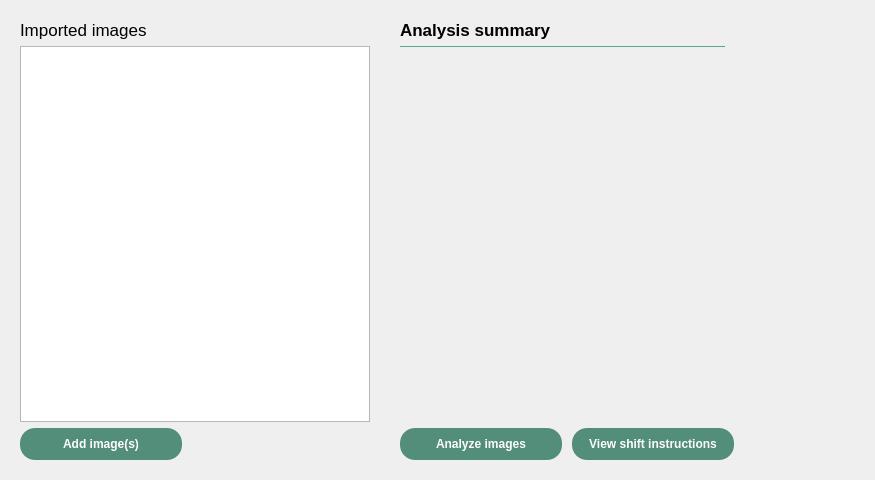
Before: the Qt Designer form ui/qt_ui/wlutzWorksheet.ui in Quantico-Bullet/PyBeam-QA, drawn with Qt 5.
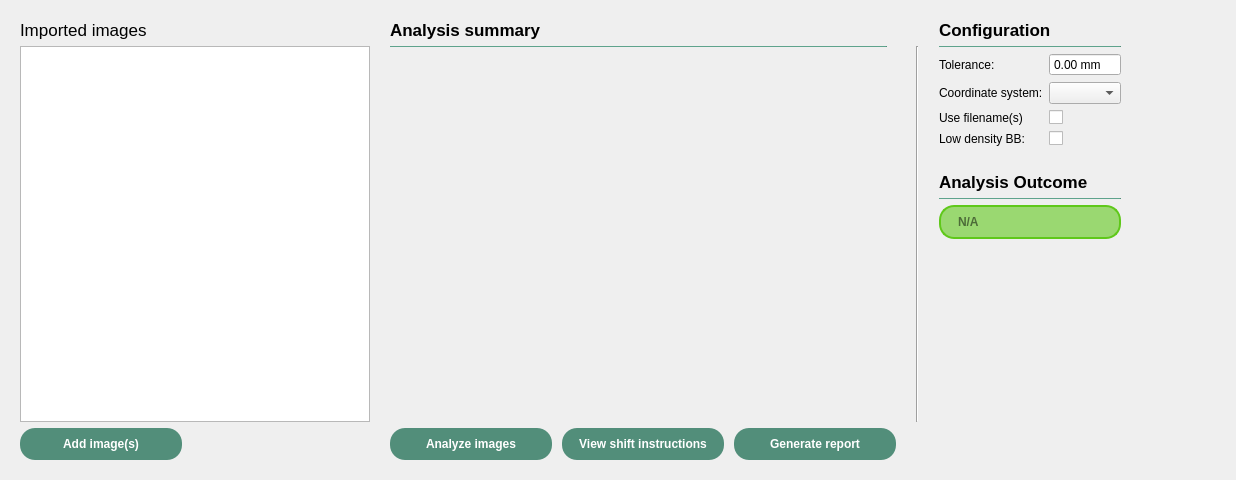
After: the same form once the commit is applied.

Commit message: Added Winston-Lutz report feature

Patch:
```diff
--- a/ui/qt_ui/wlutzWorksheet.ui
+++ b/ui/qt_ui/wlutzWorksheet.ui
@@ -6,7 +6,7 @@
    <rect>
     <x>0</x>
     <y>0</y>
-    <width>875</width>
+    <width>1236</width>
     <height>480</height>
    </rect>
   </property>
@@ -174,8 +174,288 @@
      <widget class="QWidget" name="analysisPage">
       <layout class="QGridLayout" name="gridLayout">
        <property name="horizontalSpacing">
-        <number>30</number>
+        <number>20</number>
        </property>
+       <item row="1" column="3">
+        <widget class="QFrame" name="frame_2">
+         <property name="frameShape">
+          <enum>QFrame::NoFrame</enum>
+         </property>
+         <property name="frameShadow">
+          <enum>QFrame::Raised</enum>
+         </property>
+         <layout class="QVBoxLayout" name="verticalLayout_4">
+          <property name="leftMargin">
+           <number>0</number>
+          </property>
+          <property name="topMargin">
+           <number>0</number>
+          </property>
+          <property name="rightMargin">
+           <number>0</number>
+          </property>
+          <item>
+           <widget class="Line" name="line">
+            <property name="maximumSize">
+             <size>
+              <width>16777215</width>
+              <height>1</height>
+             </size>
+            </property>
+            <property name="styleSheet">
+             <string notr="true">background-color: rgb(82, 142, 122)</string>
+            </property>
+            <property name="orientation">
+             <enum>Qt::Horizontal</enum>
+            </property>
+           </widget>
+          </item>
+          <item>
+           <layout class="QFormLayout" name="formLayout">
+            <item row="0" column="0">
+             <widget class="QLabel" name="toleranceLabel">
+              <property name="text">
+               <string>Tolerance:</string>
+              </property>
+             </widget>
+            </item>
+            <item row="0" column="1">
+             <layout class="QHBoxLayout" name="horizontalLayout_4">
+              <item>
+               <widget class="QDoubleSpinBox" name="toleranceDSB">
+                <property name="buttonSymbols">
+                 <enum>QAbstractSpinBox::NoButtons</enum>
+                </property>
+                <property name="suffix">
+                 <string> mm</string>
+                </property>
+                <property name="decimals">
+                 <number>2</number>
+                </property>
+                <property name="maximum">
+                 <double>2.500000000000000</double>
+                </property>
+               </widget>
+              </item>
+             </layout>
+            </item>
+            <item row="1" column="0">
+             <widget class="QLabel" name="label_3">
+              <property name="text">
+               <string>Coordinate system:</string>
+              </property>
+             </widget>
+            </item>
+            <item row="1" column="1">
+             <widget class="QComboBox" name="coordSysCB"/>
+            </item>
+            <item row="2" column="0">
+             <widget class="QLabel" name="useFilenameSLabel">
+              <property name="text">
+               <string>Use filename(s)</string>
+              </property>
+             </widget>
+            </item>
+            <item row="2" column="1">
+             <widget class="QCheckBox" name="useFilenameSCheckBox"/>
+            </item>
+            <item row="3" column="0">
+             <widget class="QLabel" name="lowDensityBBLabel">
+              <property name="text">
+               <string>Low density BB:</string>
+              </property>
+             </widget>
+            </item>
+            <item row="3" column="1">
+             <widget class="QCheckBox" name="lowDensityBBCheckBox"/>
+            </item>
+           </layout>
+          </item>
+          <item>
+           <spacer name="verticalSpacer_6">
+            <property name="orientation">
+             <enum>Qt::Vertical</enum>
+            </property>
+            <property name="sizeType">
+             <enum>QSizePolicy::Fixed</enum>
+            </property>
+            <property name="sizeHint" stdset="0">
+             <size>
+              <width>20</width>
+              <height>20</height>
+             </size>
+            </property>
+           </spacer>
+          </item>
+          <item>
+           <widget class="QLabel" name="label_2">
+            <property name="font">
+             <font>
+              <pointsize>13</pointsize>
+             </font>
+            </property>
+            <property name="text">
+             <string>&lt;html&gt;&lt;head/&gt;&lt;body&gt;&lt;p&gt;&lt;span style=&quot; font-weight:700;&quot;&gt;Analysis Outcome&lt;/span&gt;&lt;/p&gt;&lt;/body&gt;&lt;/html&gt;</string>
+            </property>
+           </widget>
+          </item>
+          <item>
+           <widget class="Line" name="line_3">
+            <property name="maximumSize">
+             <size>
+              <width>16777215</width>
+              <height>1</height>
+             </size>
+            </property>
+            <property name="styleSheet">
+             <string notr="true">background-color: rgb(82, 142, 122)</string>
+            </property>
+            <property name="orientation">
+             <enum>Qt::Horizontal</enum>
+            </property>
+           </widget>
+          </item>
+          <item>
+           <widget class="QLineEdit" name="outcomeLE">
+            <property name="contextMenuPolicy">
+             <enum>Qt::NoContextMenu</enum>
+            </property>
+            <property name="styleSheet">
+             <string notr="true">border-color: rgb(95, 200, 26);
+border-radius: 15px;
+border-style: solid;
+border-width: 2px;
+background-color: rgba(95, 200, 26,150);
+padding-left: 15px;
+height: 30px;
+font-weight: bold;
+
+</string>
+            </property>
+            <property name="readOnly">
+             <bool>true</bool>
+            </property>
+            <property name="placeholderText">
+             <string>N/A</string>
+            </property>
+           </widget>
+          </item>
+          <item>
+           <spacer name="verticalSpacer_5">
+            <property name="orientation">
+             <enum>Qt::Vertical</enum>
+            </property>
+            <property name="sizeHint" stdset="0">
+             <size>
+              <width>20</width>
+              <height>40</height>
+             </size>
+            </property>
+           </spacer>
+          </item>
+         </layout>
+        </widget>
+       </item>
+       <item row="2" column="1">
+        <layout class="QHBoxLayout" name="mainActionsHL">
+         <property name="spacing">
+          <number>10</number>
+         </property>
+         <item alignment="Qt::AlignLeft">
+          <widget class="QPushButton" name="analyzeBtn">
+           <property name="sizePolicy">
+            <sizepolicy hsizetype="Fixed" vsizetype="Fixed">
+             <horstretch>0</horstretch>
+             <verstretch>0</verstretch>
+            </sizepolicy>
+           </property>
+           <property name="styleSheet">
+            <string notr="true">QPushButton {
+	background-color: rgb(82, 142, 122);
+    min-width: 150px;
+	min-height:20px;
+    padding: 6px;
+	border-radius: 15px;
+	color: white;
+	font: bold;
+}
+
+QPushButton:pressed {
+	background-color: rgb(52, 91, 78);
+}
+
+QPushButton:!enabled{
+	background-color: rgba(52, 91, 78, 50);
+	color: rgba(255,255,255,100)
+}</string>
+           </property>
+           <property name="text">
+            <string>Analyze images</string>
+           </property>
+          </widget>
+         </item>
+         <item alignment="Qt::AlignLeft">
+          <widget class="QPushButton" name="shiftInfoBtn">
+           <property name="sizePolicy">
+            <sizepolicy hsizetype="Fixed" vsizetype="Fixed">
+             <horstretch>0</horstretch>
+             <verstretch>0</verstretch>
+            </sizepolicy>
+           </property>
+           <property name="styleSheet">
+            <string notr="true">QPushButton {
+	background-color: rgb(82, 142, 122);
+    min-width: 150px;
+	min-height:20px;
+    padding: 6px;
+	border-radius: 15px;
+	color: white;
+	font: bold;
+}
+
+QPushButton:pressed {
+	background-color: rgb(52, 91, 78);
+}
+
+QPushButton:!enabled{
+	background-color: rgba(52, 91, 78, 50);
+	color: rgba(255,255,255,100)
+}</string>
+           </property>
+           <property name="text">
+            <string>View shift instructions</string>
+           </property>
+          </widget>
+         </item>
+         <item>
+          <widget class="QPushButton" name="genReportBtn">
+           <property name="styleSheet">
+            <string notr="true">QPushButton {
+	background-color: rgb(82, 142, 122);
+    min-width: 150px;
+	min-height:20px;
+    padding: 6px;
+	border-radius: 15px;
+	color: white;
+	font: bold;
+}
+
+QPushButton:pressed {
+	background-color: rgb(52, 91, 78);
+}
+
+QPushButton:!enabled{
+	background-color: rgba(52, 91, 78, 50);
+	color: rgba(255,255,255,100)
+}</string>
+           </property>
+           <property name="text">
+            <string>Generate report</string>
+           </property>
+          </widget>
+         </item>
+        </layout>
+       </item>
        <item row="1" column="1">
         <widget class="QFrame" name="frame">
          <property name="sizePolicy">
@@ -263,6 +543,60 @@
          </property>
         </widget>
        </item>
+       <item row="1" column="4">
+        <spacer name="horizontalSpacer_3">
+         <property name="orientation">
+          <enum>Qt::Horizontal</enum>
+         </property>
+         <property name="sizeType">
+          <enum>QSizePolicy::Expanding</enum>
+         </property>
+         <property name="sizeHint" stdset="0">
+          <size>
+           <width>40</width>
+           <height>20</height>
+          </size>
+         </property>
+        </spacer>
+       </item>
+       <item row="0" column="3">
+        <layout class="QHBoxLayout" name="horizontalLayout_3">
+         <item>
+          <widget class="QLabel" name="label">
+           <property name="font">
+            <font>
+             <pointsize>13</pointsize>
+            </font>
+           </property>
+           <property name="text">
+            <string>&lt;html&gt;&lt;head/&gt;&lt;body&gt;&lt;p&gt;&lt;span style=&quot; font-weight:700;&quot;&gt;Configuration&lt;/span&gt;&lt;/p&gt;&lt;/body&gt;&lt;/html&gt;</string>
+           </property>
+          </widget>
+         </item>
+        </layout>
+       </item>
+       <item row="0" column="1">
+        <layout class="QHBoxLayout" name="horizontalLayout_2">
+         <item>
+          <widget class="QLabel" name="analysisSumLabel">
+           <property name="sizePolicy">
+            <sizepolicy hsizetype="Preferred" vsizetype="Fixed">
+             <horstretch>0</horstretch>
+             <verstretch>0</verstretch>
+            </sizepolicy>
+           </property>
+           <property name="font">
+            <font>
+             <pointsize>13</pointsize>
+            </font>
+           </property>
+           <property name="text">
+            <string>&lt;html&gt;&lt;head/&gt;&lt;body&gt;&lt;p&gt;&lt;span style=&quot; font-weight:700;&quot;&gt;Analysis summary&lt;/span&gt;&lt;/p&gt;&lt;/body&gt;&lt;/html&gt;</string>
+           </property>
+          </widget>
+         </item>
+        </layout>
+       </item>
        <item row="1" column="0">
         <widget class="QListWidget" name="imageListWidget">
          <property name="sizePolicy">
@@ -329,116 +663,12 @@
          </property>
         </widget>
        </item>
-       <item row="0" column="1">
-        <layout class="QHBoxLayout" name="horizontalLayout_2">
-         <item>
-          <widget class="QLabel" name="analysisSumLabel">
-           <property name="sizePolicy">
-            <sizepolicy hsizetype="Preferred" vsizetype="Fixed">
-             <horstretch>0</horstretch>
-             <verstretch>0</verstretch>
-            </sizepolicy>
-           </property>
-           <property name="font">
-            <font>
-             <pointsize>13</pointsize>
-            </font>
-           </property>
-           <property name="text">
-            <string>&lt;html&gt;&lt;head/&gt;&lt;body&gt;&lt;p&gt;&lt;span style=&quot; font-weight:700;&quot;&gt;Analysis summary&lt;/span&gt;&lt;/p&gt;&lt;/body&gt;&lt;/html&gt;</string>
-           </property>
-          </widget>
-         </item>
-        </layout>
-       </item>
-       <item row="2" column="1">
-        <layout class="QHBoxLayout" name="horizontalLayout_3">
-         <property name="spacing">
-          <number>10</number>
-         </property>
-         <item alignment="Qt::AlignLeft">
-          <widget class="QPushButton" name="analyzeBtn">
-           <property name="sizePolicy">
-            <sizepolicy hsizetype="Fixed" vsizetype="Fixed">
-             <horstretch>0</horstretch>
-             <verstretch>0</verstretch>
-            </sizepolicy>
-           </property>
-           <property name="styleSheet">
-            <string notr="true">QPushButton {
-	background-color: rgb(82, 142, 122);
-    min-width: 150px;
-	min-height:20px;
-    padding: 6px;
-	border-radius: 15px;
-	color: white;
-	font: bold;
-}
-
-QPushButton:pressed {
-	background-color: rgb(52, 91, 78);
-}
-
-QPushButton:!enabled{
-	background-color: rgba(52, 91, 78, 50);
-	color: rgba(255,255,255,100)
-}</string>
-           </property>
-           <property name="text">
-            <string>Analyze images</string>
-           </property>
-          </widget>
-         </item>
-         <item alignment="Qt::AlignLeft">
-          <widget class="QPushButton" name="shiftInfoBtn">
-           <property name="sizePolicy">
-            <sizepolicy hsizetype="Fixed" vsizetype="Fixed">
-             <horstretch>0</horstretch>
-             <verstretch>0</verstretch>
-            </sizepolicy>
-           </property>
-           <property name="styleSheet">
-            <string notr="true">QPushButton {
-	background-color: rgb(82, 142, 122);
-    min-width: 150px;
-	min-height:20px;
-    padding: 6px;
-	border-radius: 15px;
-	color: white;
-	font: bold;
-}
-
-QPushButton:pressed {
-	background-color: rgb(52, 91, 78);
-}
-
-QPushButton:!enabled{
-	background-color: rgba(52, 91, 78, 50);
-	color: rgba(255,255,255,100)
-}</string>
-           </property>
-           <property name="text">
-            <string>View shift instructions</string>
-           </property>
-          </widget>
-         </item>
-        </layout>
-       </item>
        <item row="1" column="2">
-        <spacer name="horizontalSpacer_3">
+        <widget class="Line" name="line_2">
          <property name="orientation">
-          <enum>Qt::Horizontal</enum>
+          <enum>Qt::Vertical</enum>
          </property>
-         <property name="sizeType">
-          <enum>QSizePolicy::Expanding</enum>
-         </property>
-         <property name="sizeHint" stdset="0">
-          <size>
-           <width>40</width>
-           <height>20</height>
-          </size>
-         </property>
-        </spacer>
+        </widget>
        </item>
       </layout>
      </widget>
```
Left out of the diff: 1 changed line with no effect on the pictures. The commit also changes 12 other files.
